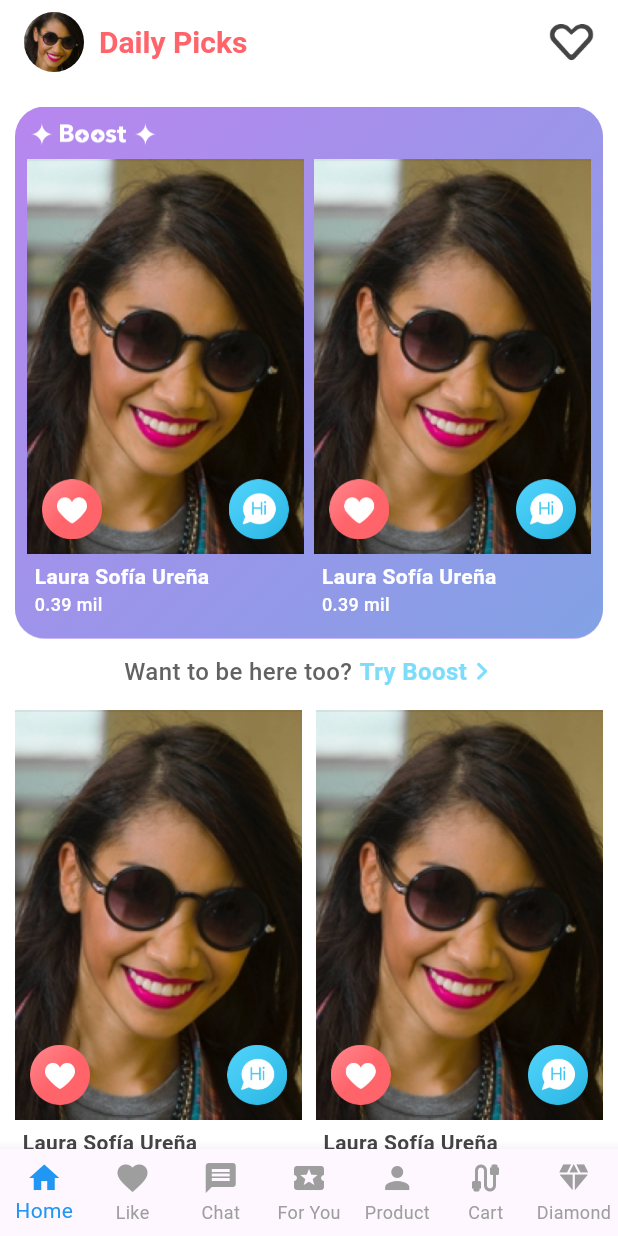
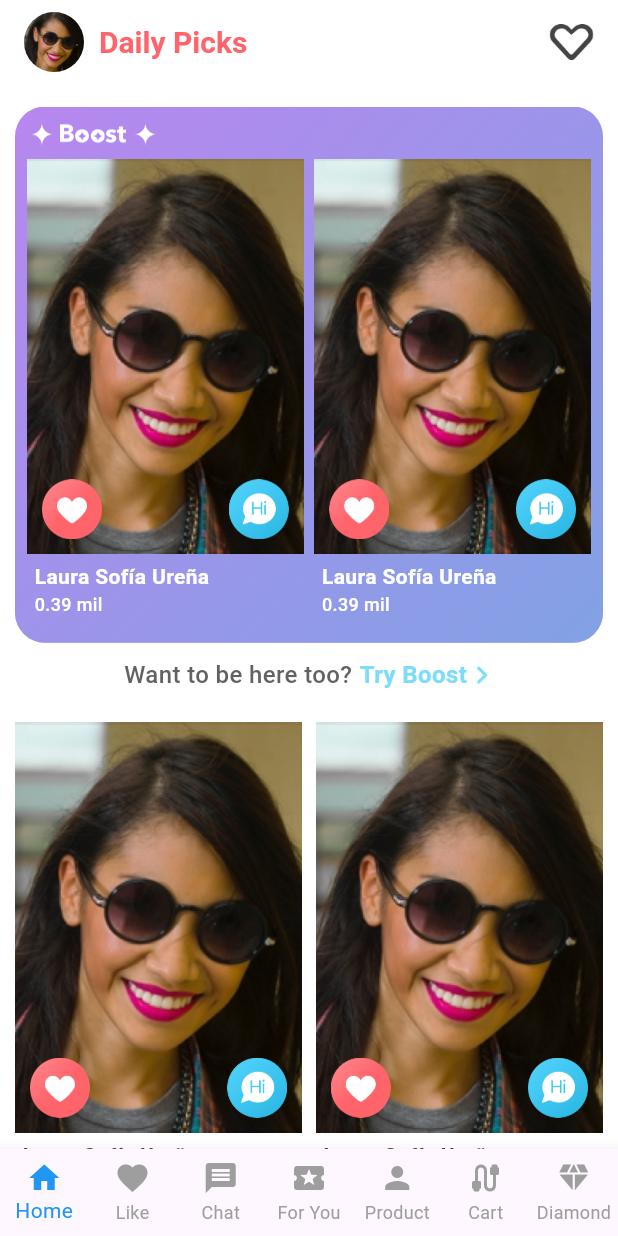
Before and after one commit to kitety/flutter_study, a Flutter app: the screen it shows after launch, on a phone screen of 412 x 824 dp. Run offline on Flutter 3.47's test engine with Material 3 defaults, Android fonts, the phone set to English and light mode, and no system bars; our stand-ins replace badges, easy_rich_text, flutter_slidable, get; missing offline and left inert: throttling.

Commit message:
fix: const

```diff
--- a/lib/pages/home/components/userCard.dart
+++ b/lib/pages/home/components/userCard.dart
@@ -5,6 +5,7 @@ import 'package:flutter_study/pages/home/widgets/homeContent.dart';
 import 'package:flutter_study/utils/unit.dart';
 
 class UserCard extends StatelessWidget {
+  static double bottomContainerHeight = 50;
   final bool isWhite;
   final void Function(User user) handleHiBtnClick;
   final User user;
@@ -59,6 +60,7 @@ class UserCard extends StatelessWidget {
         ),
         Container(
           width: double.infinity,
+          height: UserCard.bottomContainerHeight,
           padding: const EdgeInsets.all(5),
           child: Column(
             mainAxisAlignment: MainAxisAlignment.start,
--- a/lib/pages/home/widgets/homeTopCard.dart
+++ b/lib/pages/home/widgets/homeTopCard.dart
@@ -11,6 +11,13 @@ class HomeTopCard extends StatefulWidget {
   static const double slideAnimationHeight = 100.0;
   static const double tryBoostContainerHeight = 43.0;
   static const double avatarScaleValue = 1.2;
+  static const double topCardXPadding = 8.0;
+  static const double topCardBottomPadding = 9.0;
+  static const double topCardXGap = 7;
+  // padding 相关
+  static const double topPadding = 11;
+  static const double topImgHeight = 15;
+  static const double topImgDownGap = 9;
   final int count;
   final double padding;
 
@@ -44,14 +51,20 @@ class _HomeTopCardState extends State<HomeTopCard>
     }
     int count = widget.users.length;
     double screenWidth = Get.mediaQuery.size.width;
-    double contentWidth = screenWidth - widget.padding * 2;
-    // 75：headTopCard的顶部padding 11，24 图片和间距，还有50是文字的高度
+    // 内容的宽度：屏幕宽度 - padding*2 - 间距*(count-1)
+    double contentWidth = screenWidth -
+        widget.padding * 2 -
+        HomeTopCard.topCardXPadding * 2 -
+        HomeTopCard.topCardXGap * (count - 1);
+    // 根据比例计算图片高度+padding+上面（图片+间距）+下面（文本的高度）
     double contentHeight = contentWidth / count / HomeContent.cardWHRatio +
-        75 +
-        HomeTopCard.tryBoostContainerHeight;
-    double slideCardInitTop = contentHeight - HomeTopCard.slideAnimationHeight;
-    print(screenWidth);
-    final mainTop2UserContent = Container(
+        (UserCard.bottomContainerHeight +
+            HomeTopCard.topImgDownGap +
+            HomeTopCard.topImgHeight +
+            HomeTopCard.topPadding) +
+        HomeTopCard.tryBoostContainerHeight +
+        HomeTopCard.topCardBottomPadding;
+    final mainTopUsersContent = Container(
       decoration: BoxDecoration(
         borderRadius: BorderRadius.circular(20.0),
         image: const DecorationImage(
@@ -59,16 +72,21 @@ class _HomeTopCardState extends State<HomeTopCard>
           fit: BoxFit.cover, // 可以根据需要调整图片的填充方式
         ),
       ),
-      padding: const EdgeInsets.fromLTRB(8, 11, 8, 9),
+      padding: const EdgeInsets.fromLTRB(
+        HomeTopCard.topCardXPadding,
+        HomeTopCard.topPadding,
+        HomeTopCard.topCardXPadding,
+        HomeTopCard.topCardBottomPadding,
+      ),
       child: Column(
         crossAxisAlignment: CrossAxisAlignment.start,
         children: [
           const Image(
             image: AssetImage('images/boost.png'),
-            height: 15,
+            height: HomeTopCard.topImgHeight,
           ),
           const SizedBox(
-            height: 9,
+            height: HomeTopCard.topImgDownGap,
           ),
           Row(
             children: [
@@ -79,7 +97,7 @@ class _HomeTopCardState extends State<HomeTopCard>
                   handleHiBtnClick: widget.handleHiBtnClick,
                 ),
               ),
-              const SizedBox(width: 7.0),
+              const SizedBox(width: HomeTopCard.topCardXGap),
               Expanded(
                 child: UserCard(
                   user: widget.users[1],
@@ -98,7 +116,7 @@ class _HomeTopCardState extends State<HomeTopCard>
           children: [
             // 需要计算高度
             SizedBox(
-              height: contentWidth,
+              height: contentHeight,
             ),
             // mainTop2UserContent,
             Positioned(
@@ -159,7 +177,7 @@ class _HomeTopCardState extends State<HomeTopCard>
                 ),
               ),
             ),
-            mainTop2UserContent,
+            mainTopUsersContent,
           ],
         ),
       ],
@@ -255,22 +273,24 @@ class _HomeTopCardState extends State<HomeTopCard>
     scaleAnimation = TweenSequence(
       [
         TweenSequenceItem(
-            tween: Tween(begin: 1.0 / 1.2, end: 1.0),
+            tween: Tween(begin: 1.0 / HomeTopCard.avatarScaleValue, end: 1.0),
             weight: avatarAnimationTime),
         TweenSequenceItem(
             tween: Tween(begin: 1.0, end: 1.0), weight: avatarAnimationGapTime),
         TweenSequenceItem(
-            tween: Tween(begin: 1.0, end: 1.0 / 1.2),
+            tween: Tween(begin: 1.0, end: 1.0 / HomeTopCard.avatarScaleValue),
             weight: avatarAnimationTime),
         TweenSequenceItem(
-            tween: Tween(begin: 1.0 / 1.2, end: 1.0 / 1.2),
+            tween: Tween(
+                begin: 1.0 / HomeTopCard.avatarScaleValue,
+                end: 1.0 / HomeTopCard.avatarScaleValue),
             weight: avatarAnimationGapTime),
       ],
     ).animate(_scaleController);
     textOpacityAnimation = TweenSequence([
       // 文本消失
       TweenSequenceItem(
-        tween: Tween(begin: 1.0 / 1.2, end: 0.0),
+        tween: Tween(begin: 1.0 / HomeTopCard.avatarScaleValue, end: 0.0),
         weight: textDisappearTime,
       ),
       // 卡片滑下来
```
Also changed, not shown: 3 other files.
